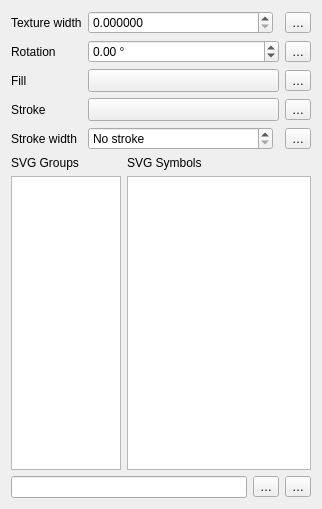
Above: src/ui/symbollayer/widget_svgfill.ui from carsmie/QGIS before the change. Below: the same form after it.
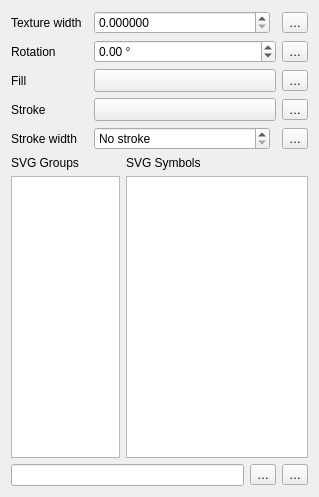
That is the form after the change. Custom widgets are drawn as their Qt base class.

The edit to the form file:
```diff
--- a/src/ui/symbollayer/widget_svgfill.ui
+++ b/src/ui/symbollayer/widget_svgfill.ui
@@ -6,17 +6,15 @@
    <rect>
     <x>0</x>
     <y>0</y>
-    <width>322</width>
-    <height>509</height>
+    <width>319</width>
+    <height>497</height>
    </rect>
   </property>
   <property name="windowTitle">
    <string>Form</string>
   </property>
   <layout class="QGridLayout" name="gridLayout">
-   <item row="1" column="1">
-    <layout class="QHBoxLayout" name="horizontalLayout_5">
-     <item>
+   <item row="1" column="2">
       <widget class="QgsDoubleSpinBox" name="mRotationSpinBox">
        <property name="wrapping">
         <bool>true</bool>
@@ -35,9 +33,7 @@
        </property>
       </widget>
      </item>
-    </layout>
-   </item>
-   <item row="3" column="0">
+   <item row="5" column="0">
     <widget class="QLabel" name="mStrokeColorLabel">
      <property name="sizePolicy">
       <sizepolicy hsizetype="Maximum" vsizetype="Preferred">
@@ -50,9 +46,7 @@
      </property>
     </widget>
    </item>
-   <item row="3" column="1">
-    <layout class="QHBoxLayout" name="horizontalLayout_6">
-     <item>
+   <item row="5" column="2">
       <widget class="QgsColorButton" name="mChangeStrokeColorButton">
        <property name="sizePolicy">
         <sizepolicy hsizetype="Expanding" vsizetype="Fixed">
@@ -77,16 +71,14 @@
        </property>
       </widget>
      </item>
-    </layout>
-   </item>
-   <item row="4" column="0">
+   <item row="6" column="0">
     <widget class="QLabel" name="mStrokeWidthLabel">
      <property name="text">
       <string>Stroke width</string>
      </property>
     </widget>
    </item>
-   <item row="6" column="0" colspan="2">
+   <item row="8" column="0" colspan="3">
     <layout class="QHBoxLayout" name="horizontalLayout">
      <item>
       <widget class="QLineEdit" name="mSVGLineEdit"/>
@@ -100,7 +92,7 @@
      </item>
     </layout>
    </item>
-   <item row="4" column="1">
+   <item row="6" column="2">
     <layout class="QHBoxLayout" name="horizontalLayout_4">
      <item>
       <widget class="QgsDoubleSpinBox" name="mStrokeWidthSpinBox">
@@ -128,13 +120,15 @@
       </widget>
      </item>
      <item>
-      <widget class="QgsUnitSelectionWidget" name="mSvgStrokeWidthUnitWidget" native="true"/>
+      <widget class="QgsUnitSelectionWidget" name="mSvgStrokeWidthUnitWidget" native="true">
+       <property name="focusPolicy">
+        <enum>Qt::StrongFocus</enum>
+       </property>
+      </widget>
      </item>
     </layout>
    </item>
-   <item row="2" column="1">
-    <layout class="QHBoxLayout" name="horizontalLayout_3">
-     <item>
+   <item row="3" column="2">
       <widget class="QgsColorButton" name="mChangeColorButton">
        <property name="sizePolicy">
         <sizepolicy hsizetype="Expanding" vsizetype="Fixed">
@@ -159,8 +153,6 @@
        </property>
       </widget>
      </item>
-    </layout>
-   </item>
    <item row="1" column="0">
     <widget class="QLabel" name="mRotationLabel">
      <property name="text">
@@ -168,7 +160,7 @@
      </property>
     </widget>
    </item>
-   <item row="0" column="1">
+   <item row="0" column="2">
     <layout class="QHBoxLayout" name="horizontalLayout_2">
      <item>
       <widget class="QgsDoubleSpinBox" name="mTextureWidthSpinBox">
@@ -193,11 +185,15 @@
       </widget>
      </item>
      <item>
-      <widget class="QgsUnitSelectionWidget" name="mTextureWidthUnitWidget" native="true"/>
+      <widget class="QgsUnitSelectionWidget" name="mTextureWidthUnitWidget" native="true">
+       <property name="focusPolicy">
+        <enum>Qt::StrongFocus</enum>
+       </property>
+      </widget>
      </item>
     </layout>
    </item>
-   <item row="2" column="0">
+   <item row="3" column="0">
     <widget class="QLabel" name="label">
      <property name="sizePolicy">
       <sizepolicy hsizetype="Maximum" vsizetype="Preferred">
@@ -217,42 +213,42 @@
      </property>
     </widget>
    </item>
-   <item row="0" column="2">
+   <item row="0" column="3">
     <widget class="QgsPropertyOverrideButton" name="mTextureWidthDDBtn">
      <property name="text">
       <string>…</string>
      </property>
     </widget>
    </item>
-   <item row="1" column="2">
+   <item row="1" column="3">
     <widget class="QgsPropertyOverrideButton" name="mRotationDDBtn">
      <property name="text">
       <string>…</string>
      </property>
     </widget>
    </item>
-   <item row="2" column="2">
+   <item row="3" column="3">
     <widget class="QgsPropertyOverrideButton" name="mFilColorDDBtn">
      <property name="text">
       <string>…</string>
      </property>
     </widget>
    </item>
-   <item row="3" column="2">
+   <item row="5" column="3">
     <widget class="QgsPropertyOverrideButton" name="mStrokeColorDDBtn">
      <property name="text">
       <string>…</string>
      </property>
     </widget>
    </item>
-   <item row="4" column="2">
+   <item row="6" column="3">
     <widget class="QgsPropertyOverrideButton" name="mStrokeWidthDDBtn">
      <property name="text">
       <string>…</string>
      </property>
     </widget>
    </item>
-   <item row="5" column="0" colspan="3">
+   <item row="7" column="0" colspan="4">
     <layout class="QGridLayout" name="gridLayout_2">
      <item row="0" column="0">
       <widget class="QLabel" name="mSymbolGroupLabel">
@@ -323,7 +319,7 @@
      </item>
     </layout>
    </item>
-   <item row="6" column="2">
+   <item row="8" column="3">
     <widget class="QgsPropertyOverrideButton" name="mSVGDDBtn">
      <property name="text">
       <string>…</string>
```
Left out of the diff: 8 changed lines with no effect on the pictures. Lines whose indentation alone changed are shown as unchanged.
